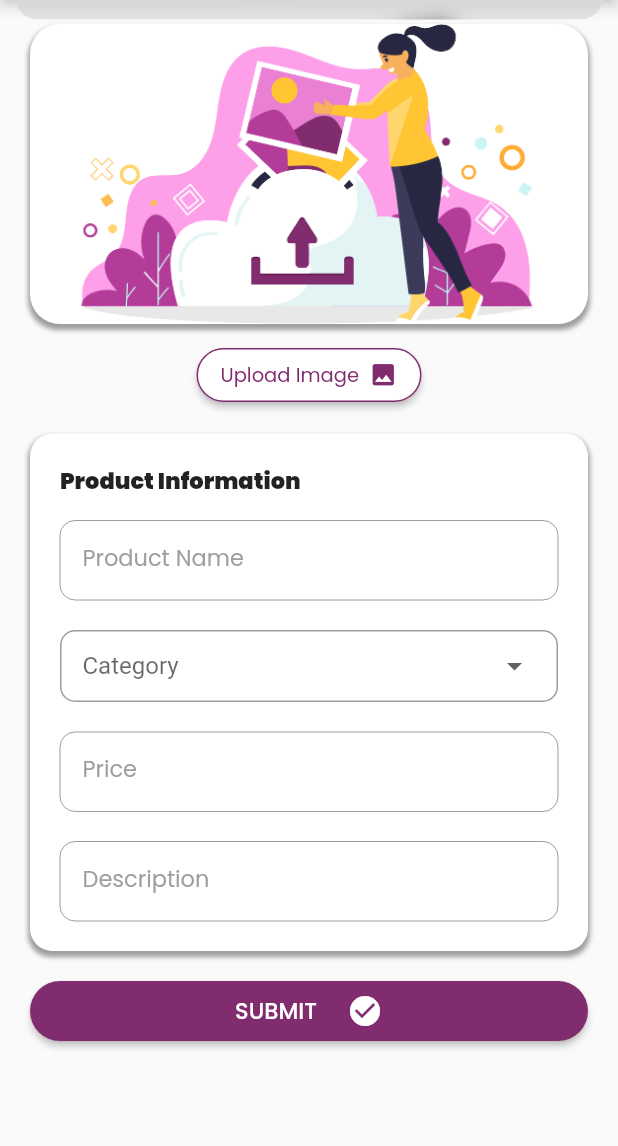
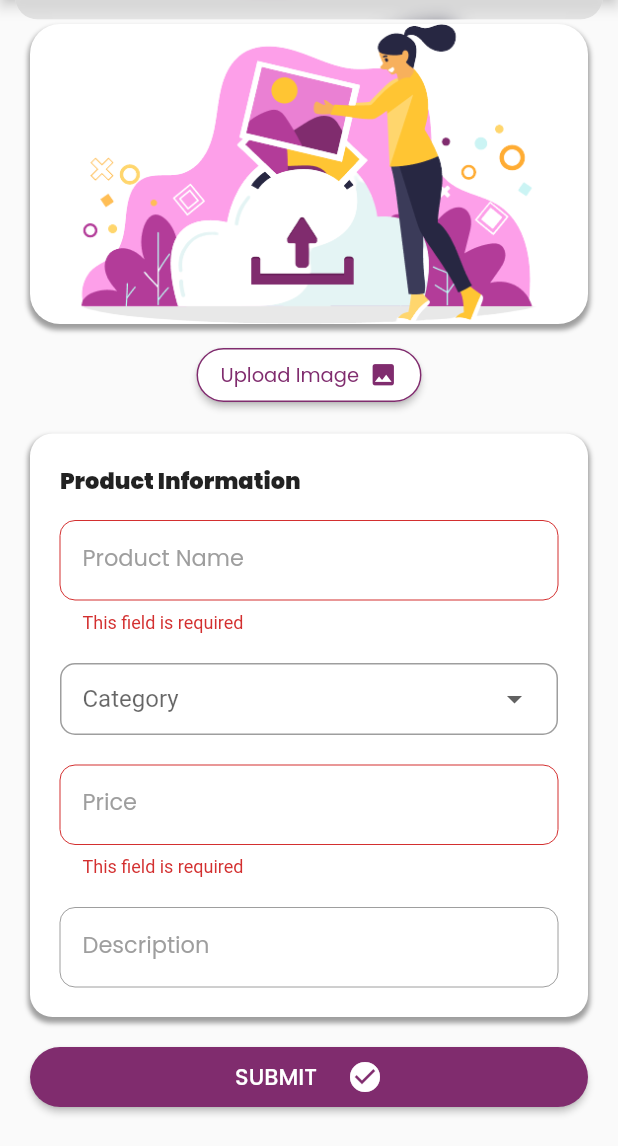
Before and after one commit to ameliadp/projectFlutter-sec7, a Flutter app: the FormView screen opened by its route, after a tap on "SUBMIT", on a phone screen of 412 x 824 dp, the part 90-1236 px from its top. Run offline on Flutter 3.47's test engine with Material 2 defaults, Android fonts, the phone set to English and light mode, and no system bars; our stand-ins replace get, image_picker; network calls fail.

Commit message:
update progres

```diff
--- a/lib/app/modules/form/controllers/form_controller.dart
+++ b/lib/app/modules/form/controllers/form_controller.dart
@@ -66,6 +66,8 @@ class FormController extends GetxController {
       isUpdate == false
           ? await serviceApi.createProduct(product)
           : await serviceApi.updateProduct(product);
+      Get.back();
+      Get.snackbar('Success', 'Product berhasil disimpan');
     } catch (e) {
       print((e).toString());
     }
--- a/lib/app/modules/form/views/form_view.dart
+++ b/lib/app/modules/form/views/form_view.dart
@@ -8,7 +8,7 @@ import 'package:project_sec7/app/data/product_model.dart';
 import '../controllers/form_controller.dart';
 
 class FormView extends GetView<FormController> {
-  final GlobalKey<FormState> formkey = GlobalKey();
+  final GlobalKey<FormState> formKey = GlobalKey();
   Product product = Get.arguments ?? Product();
 
   @override
@@ -52,7 +52,9 @@ class FormView extends GetView<FormController> {
       ),
       body: SingleChildScrollView(
         child: Obx(
-          () => Column(
+          () => Form(
+            key: formKey,
+            child: Column(
               children: [
                 //add image
                 product.image != null
@@ -215,7 +217,8 @@ class FormView extends GetView<FormController> {
                                 borderRadius: BorderRadius.circular(10),
                               ),
                               focusedBorder: OutlineInputBorder(
-                              borderSide: BorderSide(color: Color(0xff802c6e)),
+                                borderSide:
+                                    BorderSide(color: Color(0xff802c6e)),
                                 borderRadius: BorderRadius.circular(10),
                               ),
                             ),
@@ -298,7 +301,8 @@ class FormView extends GetView<FormController> {
                                 borderRadius: BorderRadius.circular(10),
                               ),
                               focusedBorder: OutlineInputBorder(
-                              borderSide: BorderSide(color: Color(0xff802c6e)),
+                                borderSide:
+                                    BorderSide(color: Color(0xff802c6e)),
                                 borderRadius: BorderRadius.circular(10),
                               ),
                             ),
@@ -330,7 +334,8 @@ class FormView extends GetView<FormController> {
                                 borderRadius: BorderRadius.circular(10),
                               ),
                               focusedBorder: OutlineInputBorder(
-                              borderSide: BorderSide(color: Color(0xff802c6e)),
+                                borderSide:
+                                    BorderSide(color: Color(0xff802c6e)),
                                 borderRadius: BorderRadius.circular(10),
                               ),
                             ),
@@ -359,7 +364,7 @@ class FormView extends GetView<FormController> {
                       ),
                     ),
                     onPressed: () async {
-                    formkey.currentState?.validate() == true
+                      formKey.currentState?.validate() == true
                           ? await controller.storeProduct(
                               product, (product.id != null) ? true : false)
                           : Get.snackbar('Error', 'Data tidak valid');
@@ -388,6 +393,7 @@ class FormView extends GetView<FormController> {
             ),
           ),
         ),
+      ),
     );
   }
 }
```
Also changed, not shown: lib/app/data/service_api.dart (line endings or trailing spaces). Lines whose indentation alone changed are shown as unchanged.
